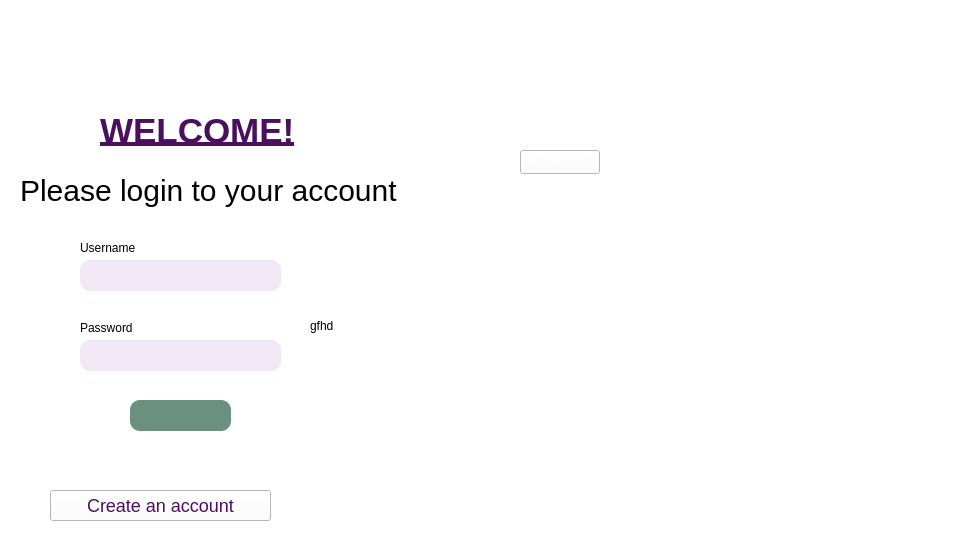
First picture: the form in mainwindow1.ui, repository Nirjaraa/spendwise, before the edit.
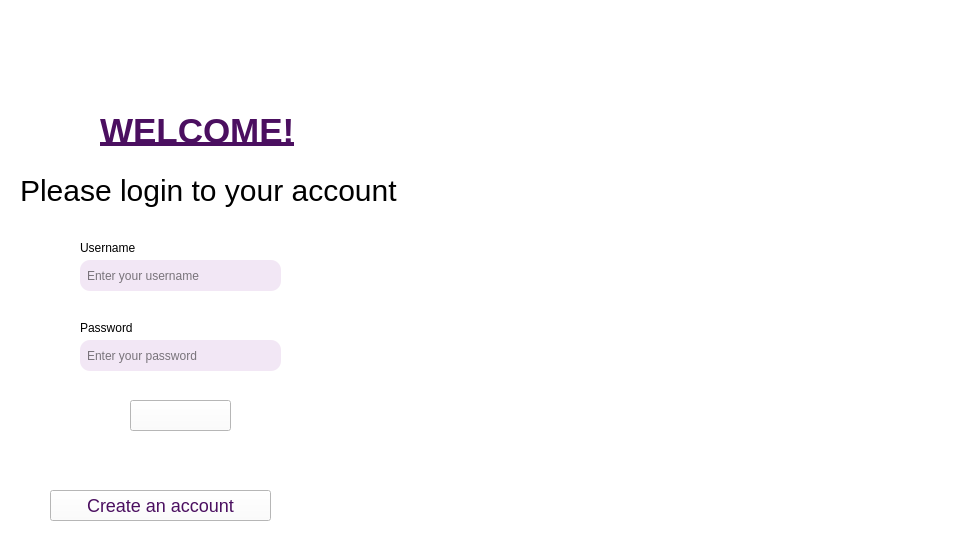
Second picture: the form after the edit. Icons and pictures are not drawn.

```diff
--- a/mainwindow1.ui
+++ b/mainwindow1.ui
@@ -138,22 +138,7 @@
      </rect>
     </property>
     <property name="styleSheet">
-     <string notr="true">QPushButton{
-    padding: 5px;
-    border-radius: 10px;
-    color: rgb(255, 255, 255);
-    background-color: rgb(106, 144, 128);
-}
-QPushButton::hover{
-border: 2px solid rgb(35, 106, 52);
-align: center;
-}
-
-QPushButton::pressed{
-    background-color: rgb(35, 106, 51);
-    border: 2px solid rgb(35, 106, 51);
-} 
- </string>
+     <string notr="true">border-image: url(:/resources/log in button.png);</string>
     </property>
     <property name="text">
      <string/>
@@ -195,9 +180,15 @@
 color: rgb(0,0,0);
 background-color: rgb(242,231,245);
 border-radius: 10px;
-
+padding:5px;
 </string>
     </property>
+    <property name="text">
+     <string/>
+    </property>
+    <property name="placeholderText">
+     <string>Enter your username</string>
+    </property>
    </widget>
    <widget class="QLabel" name="label_7">
     <property name="geometry">
@@ -235,37 +226,14 @@
 color: rgb(0,0,0);
 background-color: rgb(242,231,245);
 border-radius: 10px;
-
+padding:5px;
 </string>
     </property>
-   </widget>
-   <widget class="QLabel" name="label_8">
-    <property name="geometry">
-     <rect>
-      <x>310</x>
-      <y>250</y>
-      <width>291</width>
-      <height>151</height>
-     </rect>
+    <property name="echoMode">
+     <enum>QLineEdit::Password</enum>
     </property>
-    <property name="styleSheet">
-     <string notr="true">color:rgb(0, 0, 0);</string>
-    </property>
-    <property name="text">
-     <string>gfhd</string>
-    </property>
-   </widget>
-   <widget class="QPushButton" name="pushButton_3">
-    <property name="geometry">
-     <rect>
-      <x>520</x>
-      <y>150</y>
-      <width>80</width>
-      <height>24</height>
-     </rect>
-    </property>
-    <property name="text">
-     <string>PushButton</string>
+    <property name="placeholderText">
+     <string>Enter your password</string>
     </property>
    </widget>
   </widget>
```
Left out of the diff: 3 changed lines with no effect on the pictures.
